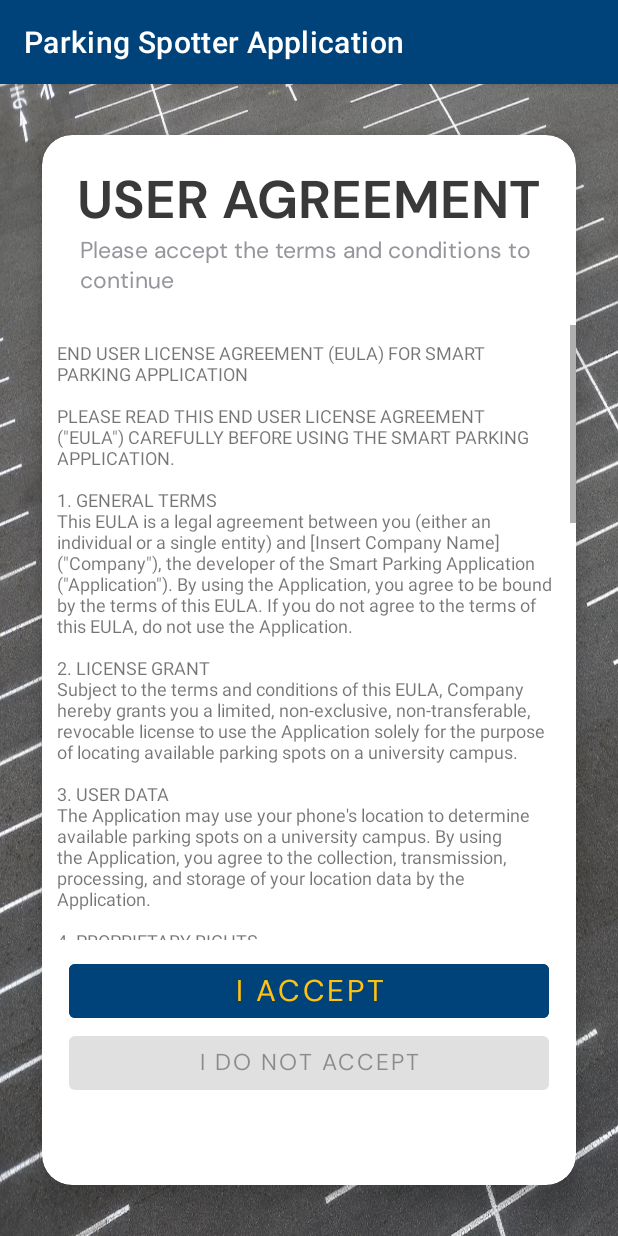
After one commit to nickimps/Parking_Application, an Android app: the eulaActivity screen opened directly, with no data from a screen before it, on a phone screen of 412 x 824 dp. The commit adds this screen. Run offline under Robolectric (Android 15) with nearby library versions, the phone set to English and light mode, and no system bars.

Commit message:
Created EULA agreement, added in info section for now, update at a later date.

```diff
--- a/app/src/main/AndroidManifest.xml
+++ b/app/src/main/AndroidManifest.xml
@@ -24,10 +24,14 @@
         android:supportsRtl="true"
         android:theme="@style/Theme.GPSApp"
         tools:targetApi="31">
+        <activity
+            android:name=".eulaActivity"
+            android:exported="false" />
+
         <receiver
             android:name=".GeofenceBroadcastReceiver"
             android:enabled="true"
-            android:exported="true"/>
+            android:exported="true" />
 
         <activity
             android:name=".AdminActivity"
@@ -80,8 +84,7 @@
             android:name=".MapsActivity"
             android:exported="true"
             android:label="@string/title_activity_maps"
-            android:parentActivityName=".MapsActivity">
-        </activity>
+            android:parentActivityName=".MapsActivity" />
     </application>
 
 </manifest>
--- a/app/src/main/java/com/example/gpsapp/InfoActivity.java
+++ b/app/src/main/java/com/example/gpsapp/InfoActivity.java
@@ -198,5 +198,13 @@ public class InfoActivity extends AppCompatActivity {
             Intent intent = new Intent(InfoActivity.this, AdminActivity.class);
             startActivity((intent));
         });
+
+        // EULA BuTTOn
+        Button eulaButton = findViewById(R.id.testEulaButton);
+        eulaButton.setOnClickListener(v -> {
+            // Send the user to EULA screen
+            Intent intent = new Intent(InfoActivity.this, eulaActivity.class);
+            startActivity((intent));
+        });
         }
     }
--- /dev/null
+++ b/app/src/main/java/com/example/gpsapp/eulaActivity.java
@@ -0,0 +1,59 @@
+package com.example.gpsapp;
+
+import androidx.appcompat.app.AppCompatActivity;
+
+import android.os.Bundle;
+import android.widget.TextView;
+
+public class eulaActivity extends AppCompatActivity {
+
+    @Override
+    protected void onCreate(Bundle savedInstanceState) {
+        super.onCreate(savedInstanceState);
+        setContentView(R.layout.activity_eula);
+
+        TextView textView = findViewById(R.id.eulaText);
+
+        String eula = "END USER LICENSE AGREEMENT (EULA) FOR SMART PARKING APPLICATION\n" +
+                "\n" +
+                "PLEASE READ THIS END USER LICENSE AGREEMENT (\"EULA\") CAREFULLY BEFORE USING THE SMART PARKING APPLICATION.\n" +
+                "\n" +
+                "1. GENERAL TERMS\n" +
+                "This EULA is a legal agreement between you (either an individual or a single entity) and [Insert Company Name] (\"Company\"), the developer of the Smart Parking Application (\"Application\"). By using the Application, you agree to be bound by the terms of this EULA. If you do not agree to the terms of this EULA, do not use the Application.\n" +
+                "\n" +
+                "2. LICENSE GRANT\n" +
+                "Subject to the terms and conditions of this EULA, Company hereby grants you a limited, non-exclusive, non-transferable, revocable license to use the Application solely for the purpose of locating available parking spots on a university campus.\n" +
+                "\n" +
+                "3. USER DATA\n" +
+                "The Application may use your phone's location to determine available parking spots on a university campus. By using the Application, you agree to the collection, transmission, processing, and storage of your location data by the Application.\n" +
+                "\n" +
+                "4. PROPRIETARY RIGHTS\n" +
+                "The Application is owned and operated by Company. The Application and its entire contents, features, and functionality (including but not limited to all information, software, text, displays, images, video, and audio) are owned by Company and are protected by United States and international copyright, trademark, patent, trade secret, and other intellectual property or proprietary rights laws.\n" +
+                "\n" +
+                "5. RESTRICTIONS\n" +
+                "You may not copy, modify, distribute, sell, or transfer any part of the Application without Company's prior written consent. You may not reverse engineer, decompile, or disassemble the Application, or attempt to derive the source code of the Application, except to the extent that such activity is expressly permitted by applicable law.\n" +
+                "\n" +
+                "6. DISCLAIMER OF WARRANTIES\n" +
+                "THE APPLICATION IS PROVIDED \"AS IS\" AND \"AS AVAILABLE\" WITHOUT WARRANTY OF ANY KIND, EITHER EXPRESS OR IMPLIED, INCLUDING, BUT NOT LIMITED TO, THE IMPLIED WARRANTIES OF MERCHANTABILITY, FITNESS FOR A PARTICULAR PURPOSE, AND NONINFRINGEMENT. COMPANY DOES NOT WARRANT THAT THE APPLICATION WILL MEET YOUR REQUIREMENTS, OR THAT THE OPERATION OF THE APPLICATION WILL BE UNINTERRUPTED OR ERROR-FREE.\n" +
+                "\n" +
+                "7. LIMITATION OF LIABILITY\n" +
+                "IN NO EVENT SHALL COMPANY BE LIABLE FOR ANY INDIRECT, SPECIAL, INCIDENTAL, CONSEQUENTIAL, OR PUNITIVE DAMAGES ARISING OUT OF OR RELATED TO THE USE OF THE APPLICATION, WHETHER BASED ON CONTRACT, TORT, NEGLIGENCE, STRICT LIABILITY, OR OTHERWISE, EVEN IF COMPANY HAS BEEN ADVISED OF THE POSSIBILITY OF SUCH DAMAGES.\n" +
+                "\n" +
+                "8. TERMINATION\n" +
+                "This EULA is effective until terminated. Company may terminate this EULA at any time without notice to you. Upon termination, you must immediately cease all use of the Application and destroy all copies of the Application in your possession.\n" +
+                "\n" +
+                "9. GOVERNING LAW\n" +
+                "This EULA shall be governed by and construed in accordance with the laws of the State of [Insert State], without regard to its conflicts of law principles. Any dispute arising out of or related to this EULA shall be subject to the exclusive jurisdiction of the state and federal courts located in [Insert County], [Insert State].\n" +
+                "\n" +
+                "10. ENTIRE AGREEMENT\n" +
+                "This EULA constitutes the entire agreement between you and Company regarding the use of the Application and supersedes all prior agreements and understandings, whether written or oral, regarding the subject matter of this EULA.\n" +
+                "\n" +
+                "By using the Smart Parking Application, you acknowledge that you have read this EULA, understand it, and agree to be bound by its terms and conditions. If you do not agree to the terms and conditions of this EULA, do not use the Smart Parking Application. ";
+
+        textView.setText(eula);
+
+        //If click I Agree, then toast saying account created, go to login
+        //If click I Do Not Agree, then toast saying account not created, go to login
+        //Keep track of whether they have agreed before or not, shared preference is probably the way to go, or we can just do it when they register
+    }
+}
--- /dev/null
+++ b/app/src/main/res/layout/activity_eula.xml
@@ -0,0 +1,111 @@
+<?xml version="1.0" encoding="utf-8"?>
+<RelativeLayout xmlns:android="http://schemas.android.com/apk/res/android"
+    xmlns:app="http://schemas.android.com/apk/res-auto"
+    xmlns:tools="http://schemas.android.com/tools"
+    android:layout_width="match_parent"
+    android:layout_height="match_parent"
+    tools:context=".eulaActivity">
+
+    <ImageView
+        android:id="@+id/background"
+        android:layout_width="match_parent"
+        android:layout_height="match_parent"
+        android:layout_centerHorizontal="true"
+        android:adjustViewBounds="true"
+        android:scaleType="fitXY"
+        android:alpha="0.9"
+        android:src="@drawable/parking_lines" />
+
+    <androidx.cardview.widget.CardView
+        android:layout_width="match_parent"
+        android:layout_height="match_parent"
+        app:cardElevation="10dp"
+        app:cardCornerRadius="20dp"
+        android:layout_margin="10dp"
+        android:layout_centerVertical="true"
+        app:cardBackgroundColor="@color/white"
+        app:cardMaxElevation="12dp"
+        app:cardPreventCornerOverlap="true"
+        app:cardUseCompatPadding="true">
+
+        <RelativeLayout
+            android:layout_width="match_parent"
+            android:layout_height="match_parent">
+
+            <TextView
+                android:id="@+id/userAgreementText"
+                android:layout_width="wrap_content"
+                android:layout_height="wrap_content"
+                android:layout_centerHorizontal="true"
+                android:layout_marginTop="20dp"
+                android:fontFamily="@font/dm_sans_bold"
+                android:text="USER AGREEMENT"
+                android:textColor="@color/grey_fromImage"
+
+                android:textSize="35sp" />
+
+            <TextView
+                android:id="@+id/warningText"
+                android:layout_width="match_parent"
+                android:layout_height="wrap_content"
+                android:layout_below="@id/userAgreementText"
+                android:layout_marginBottom="20dp"
+                android:layout_marginHorizontal="25dp"
+                android:fontFamily="@font/dm_sans"
+                android:text="Please accept the terms and conditions to continue"
+                android:textAlignment="textStart"
+                android:textColor="@color/grey"
+                android:textColorLink="@color/LU_blue"
+                android:textSize="15sp"/>
+
+            <ScrollView
+                android:id="@+id/eulaScroll"
+                android:layout_width="match_parent"
+                android:layout_height="410dp"
+                android:layout_below="@id/warningText">
+
+                <TextView
+                    android:id="@+id/eulaText"
+                    android:layout_below="@id/warningText"
+                    android:layout_width="match_parent"
+                    android:layout_height="410dp"
+                    android:layout_marginBottom="100dp"
+                    android:layout_marginTop="5dp"
+                    android:layout_marginVertical="10dp"
+                    android:layout_marginHorizontal="10dp"
+                    android:scrollbars="vertical"
+                    android:text="Placeholder"
+                    android:textSize="12dp"
+                    />
+            </ScrollView>
+
+            <Button
+                android:id="@+id/agreeButton"
+                android:layout_width="match_parent"
+                android:layout_height="wrap_content"
+                android:layout_below="@id/eulaScroll"
+                android:layout_centerHorizontal="true"
+                android:layout_marginHorizontal="18dp"
+                android:layout_marginTop="10dp"
+                android:enabled="false"
+                android:fontFamily="@font/dm_sans"
+                android:text="I Accept"
+                android:textColor="@color/LU_yellow"
+                android:backgroundTint="@color/LU_blue"
+                android:textSize="20sp" />
+
+            <Button
+                android:id="@+id/doNotAgreeButton"
+                android:layout_width="match_parent"
+                android:layout_height="wrap_content"
+                android:layout_below="@id/agreeButton"
+                android:layout_centerHorizontal="true"
+                android:layout_marginHorizontal="18dp"
+                android:enabled="false"
+                android:fontFamily="@font/dm_sans"
+                android:text="I Do Not Accept"
+                android:textSize="15sp" />
+        </RelativeLayout>
+    </androidx.cardview.widget.CardView>
+
+</RelativeLayout>
--- a/app/src/main/res/layout/activity_info.xml
+++ b/app/src/main/res/layout/activity_info.xml
@@ -99,4 +99,15 @@
         android:layout_centerHorizontal="true"
         android:backgroundTint="@color/red" />
 
+    <Button
+        android:id="@+id/testEulaButton"
+        android:layout_width="200dp"
+        android:layout_height="50dp"
+        android:layout_marginTop="15dp"
+        android:layout_below="@id/logoutButton"
+        android:text="EULA"
+        android:fontFamily="@font/dm_sans"
+        android:layout_centerHorizontal="true"
+        android:backgroundTint="@color/LU_blue" />
+
 </android.widget.RelativeLayout>
```
